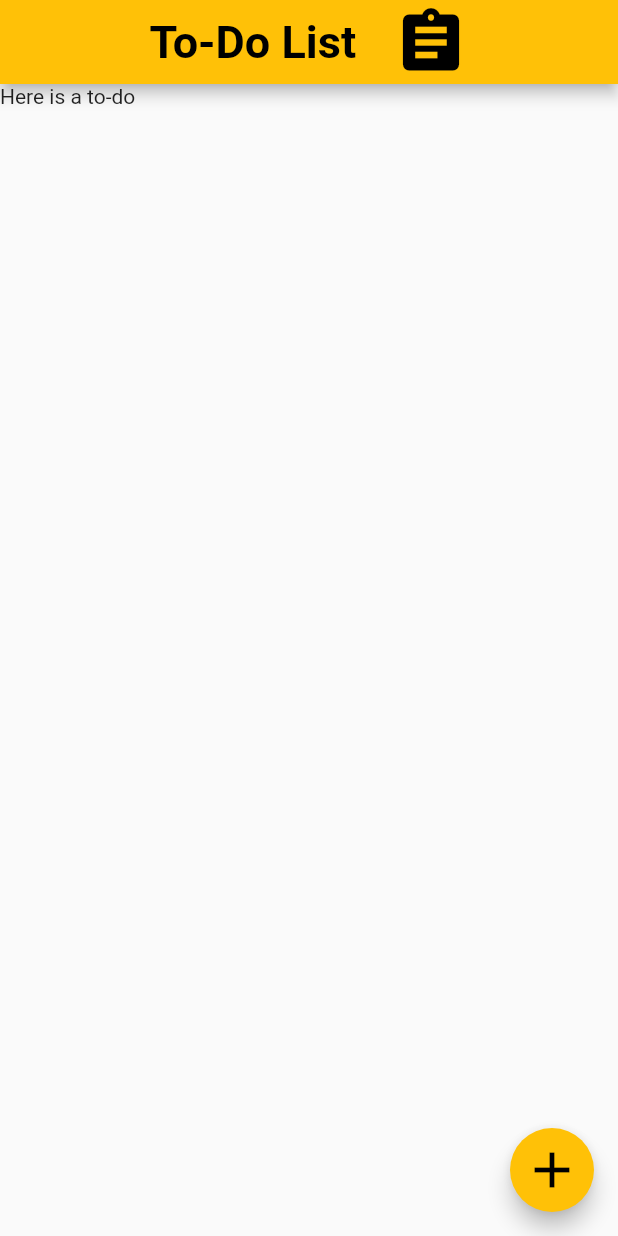
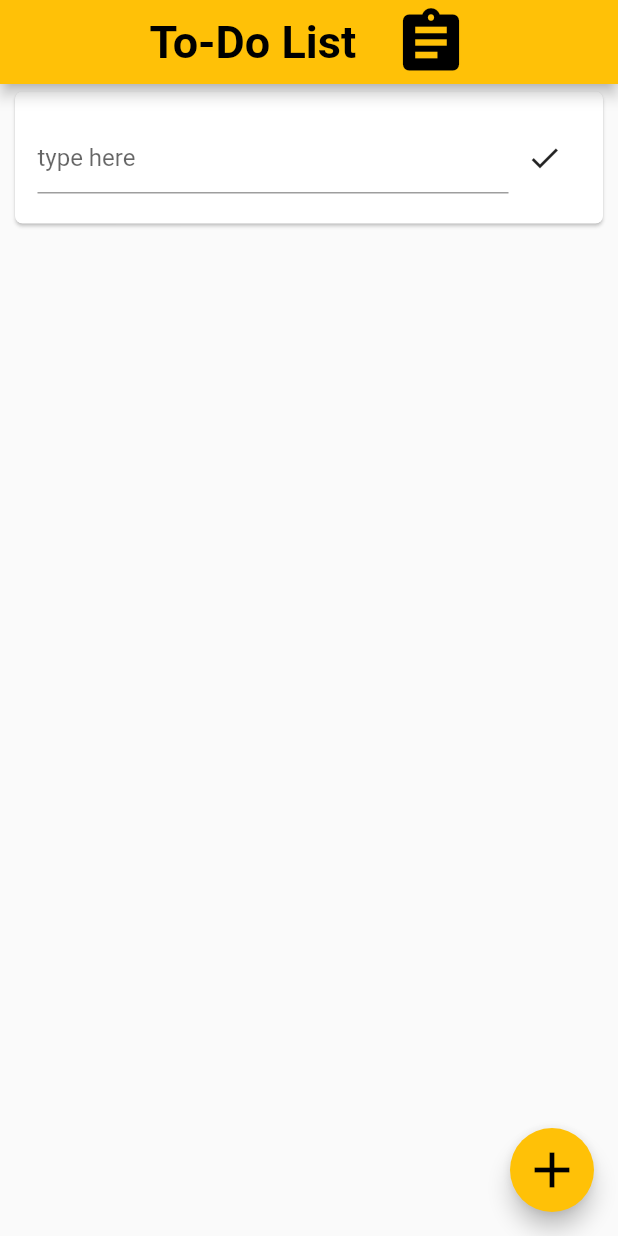
Before and after one commit to Abhijna-Raghavendra/To-Do-List_App, a Flutter app: the screen it shows after launch, after a tap on the "add" icon, on a phone screen of 412 x 824 dp. Run offline on Flutter 3.47's test engine with Material 2 defaults, Android fonts, the phone set to English and light mode, and no system bars.

Commit message:
this commit accepts text from user and then displays it

```diff
--- /dev/null
+++ b/lib/list_element.dart
@@ -0,0 +1,95 @@
+import 'package:flutter/material.dart';
+import 'my_list_class.dart';
+class ListElement extends StatefulWidget{
+
+  ToDo task;
+  Function() delete;
+  ListElement({
+    Key? key, required this.task, required this.delete
+  }) : super(key: key);
+
+  @override
+  State<ListElement> createState() => _ListElementState();
+}
+
+class _ListElementState extends State<ListElement> {
+  TextEditingController myText = TextEditingController();
+  @override
+  Widget build(BuildContext context) {
+    return Card(
+      margin: const EdgeInsets.symmetric(vertical: 5.0, horizontal: 10.0),
+      shape: RoundedRectangleBorder(
+          borderRadius: BorderRadius.circular(5.0)
+      ),
+      borderOnForeground: true,
+      child: Container(
+        padding: const EdgeInsets.symmetric(vertical: 20.0, horizontal: 15.0),
+        child: Row(
+          mainAxisAlignment: MainAxisAlignment.spaceBetween,
+          children: [
+            Visibility(
+              child: Expanded(
+                  child: TextField(
+                    controller: myText,
+                    decoration: InputDecoration(
+                      hintText: 'type here',
+                    ) ,
+                  )
+              ),
+              visible: !widget.task.state,
+            ),
+
+            Visibility(
+              child: Text(
+                widget.task.text,
+                style: const TextStyle(
+                  fontSize: 15.0,
+                  fontWeight: FontWeight.bold,
+                  color: Colors.black,
+                ),
+              ),
+              visible: widget.task.state,
+            ),
+
+            Row(
+              children: [
+                Visibility(
+                  child: IconButton(
+                    onPressed: (){
+                      setState((){
+                        widget.task.state = true;
+                        widget.task.text = myText.text.toString();
+                      });
+                    },
+                    icon:const Icon(Icons.check),
+                  ),
+                  visible: !widget.task.state,
+                ),
+
+                Visibility(
+                  child: IconButton(
+                    onPressed: (){
+                      setState((){
+                        widget.task.state = false;
+                      });
+                    },
+                    icon:const Icon(Icons.edit),
+                  ),
+                  visible: widget.task.state,
+                ),
+
+                Visibility(
+                  child: IconButton(
+                    onPressed: widget.delete ,
+                    icon:const Icon(Icons.delete),
+                  ),
+                  visible: widget.task.state,
+                ),
+              ],
+            ),
+          ],
+        ),
+      ),
+    );
+  }
+}
--- a/lib/main.dart
+++ b/lib/main.dart
@@ -1,6 +1,8 @@
 //This is a To-do List App
 // ignore_for_file: prefer_const_constructors
 import 'package:flutter/material.dart';
+import 'list_element.dart';
+import 'my_list_class.dart';
 
 void main() {
   runApp(const ToDoApp());
@@ -14,7 +16,7 @@ class ToDoApp extends StatefulWidget {
 }
 
 class _ToDoAppState extends State<ToDoApp> {
-  List<String> myList = [];
+  List<ToDo> toDoList = [];
   @override
   Widget build(BuildContext context) {
     return MaterialApp(
@@ -44,12 +46,19 @@ class _ToDoAppState extends State<ToDoApp> {
         body: Column(
           mainAxisAlignment: MainAxisAlignment.start,
           crossAxisAlignment: CrossAxisAlignment.stretch,
-          children: myList.map((listItem) => Text(listItem)).toList(),
+          children: toDoList.map((task) => ListElement(
+            task: task,
+            delete: (){
+              setState(() {
+                toDoList.remove(task);
+              });
+            },
+          )).toList(),
         ),
         floatingActionButton: FloatingActionButton(
           onPressed: (){
             setState(() {
-              myList.add("Here is a to-do");
+              toDoList.add(ToDo('new activity',false));
             });
           },
           child: Icon(
--- /dev/null
+++ b/lib/my_list_class.dart
@@ -0,0 +1,9 @@
+class ToDo{
+  String text="";
+  bool state=false;
+  ToDo(String text,bool state)
+  {
+    this.text = text;
+    this.state = state;
+  }
+}
```
